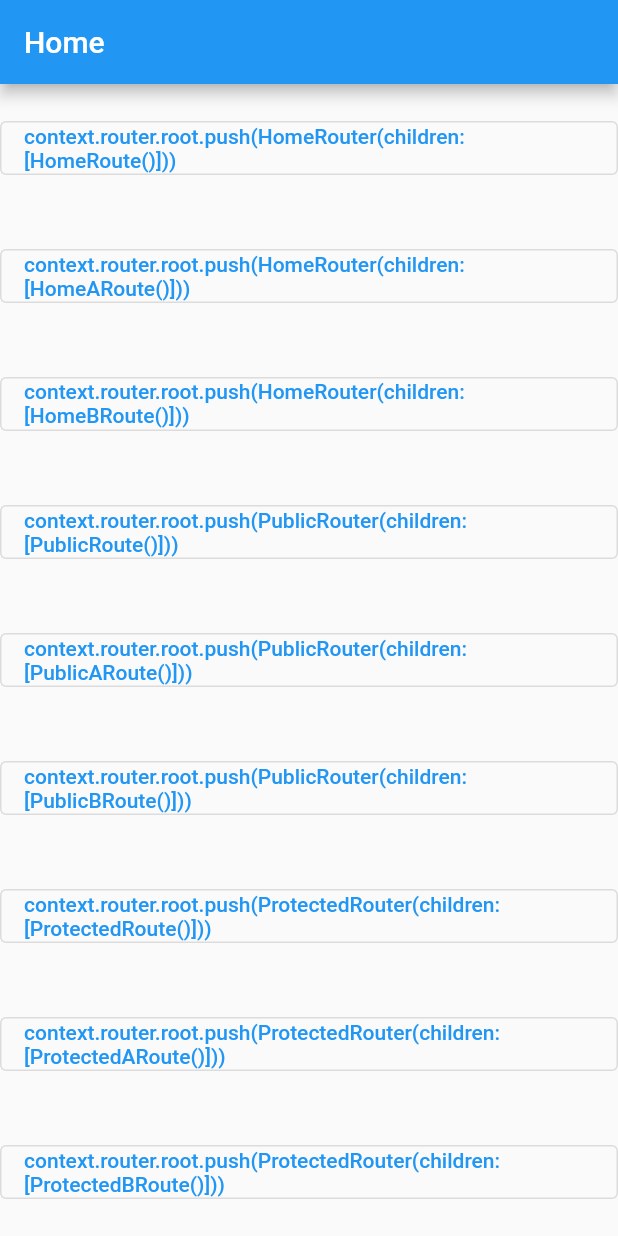
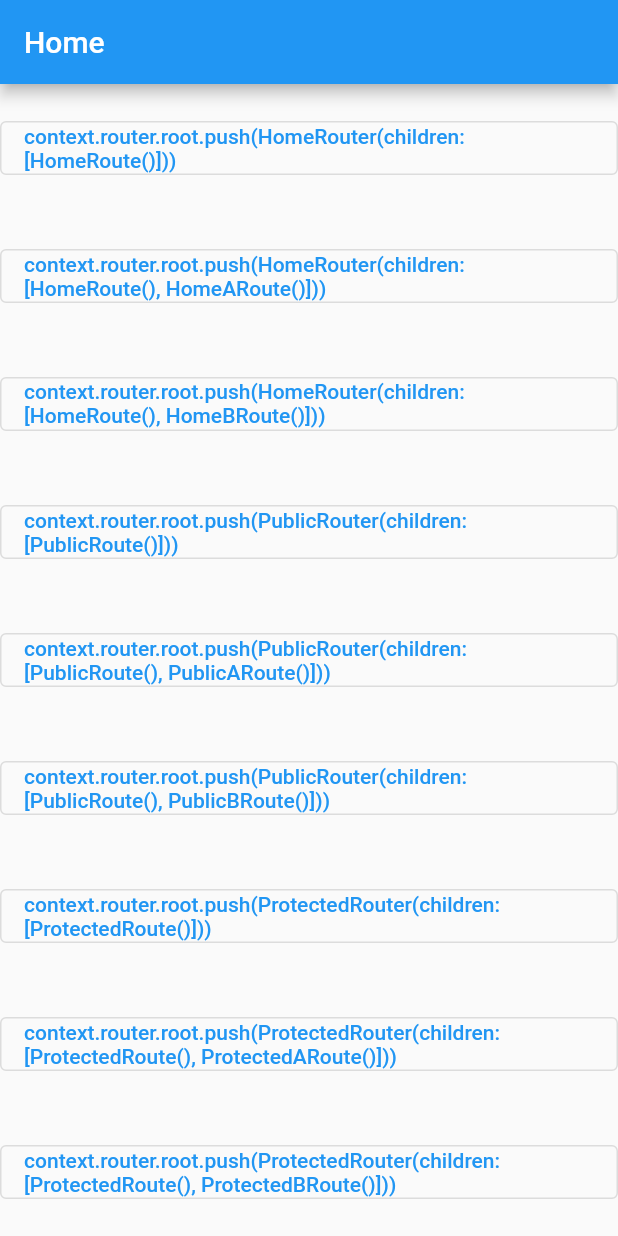
Before and after one commit to nguyenxndaidev/auto_route_example, a Flutter app: the screen it shows after launch, on a phone screen of 412 x 824 dp. Run offline on Flutter 3.47's test engine with Material 2 defaults, Android fonts, the light colour scheme and no system bars; our stand-ins replace auto_route; generated files the repository leaves out were written again.

Commit message:
push with hierarchy stack

```diff
--- a/lib/widgets.dart
+++ b/lib/widgets.dart
@@ -18,16 +18,16 @@ class NavigationButtons extends StatelessWidget {
               'context.router.root.push(HomeRouter(children: [HomeRoute()]))'),
         ),
         OutlinedButton(
-          onPressed: () =>
-              context.router.root.push(HomeRouter(children: [HomeARoute()])),
+          onPressed: () => context.router.root
+              .push(HomeRouter(children: [HomeRoute(), HomeARoute()])),
           child: Text(
-              'context.router.root.push(HomeRouter(children: [HomeARoute()]))'),
+              'context.router.root.push(HomeRouter(children: [HomeRoute(), HomeARoute()]))'),
         ),
         OutlinedButton(
-          onPressed: () =>
-              context.router.root.push(HomeRouter(children: [HomeBRoute()])),
+          onPressed: () => context.router.root
+              .push(HomeRouter(children: [HomeRoute(), HomeBRoute()])),
           child: Text(
-              'context.router.root.push(HomeRouter(children: [HomeBRoute()]))'),
+              'context.router.root.push(HomeRouter(children: [HomeRoute(), HomeBRoute()]))'),
         ),
         OutlinedButton(
           onPressed: () =>
@@ -37,15 +37,15 @@ class NavigationButtons extends StatelessWidget {
         ),
         OutlinedButton(
           onPressed: () => context.router.root
-              .push(PublicRouter(children: [PublicARoute()])),
+              .push(PublicRouter(children: [PublicRoute(), PublicARoute()])),
           child: Text(
-              'context.router.root.push(PublicRouter(children: [PublicARoute()]))'),
+              'context.router.root.push(PublicRouter(children: [PublicRoute(), PublicARoute()]))'),
         ),
         OutlinedButton(
           onPressed: () => context.router.root
-              .push(PublicRouter(children: [PublicBRoute()])),
+              .push(PublicRouter(children: [PublicRoute(), PublicBRoute()])),
           child: Text(
-              'context.router.root.push(PublicRouter(children: [PublicBRoute()]))'),
+              'context.router.root.push(PublicRouter(children: [PublicRoute(), PublicBRoute()]))'),
         ),
         OutlinedButton(
           onPressed: () => context.router.root
@@ -54,16 +54,16 @@ class NavigationButtons extends StatelessWidget {
               'context.router.root.push(ProtectedRouter(children: [ProtectedRoute()]))'),
         ),
         OutlinedButton(
-          onPressed: () => context.router.root
-              .push(ProtectedRouter(children: [ProtectedARoute()])),
+          onPressed: () => context.router.root.push(
+              ProtectedRouter(children: [ProtectedRoute(), ProtectedARoute()])),
           child: Text(
-              'context.router.root.push(ProtectedRouter(children: [ProtectedARoute()]))'),
+              'context.router.root.push(ProtectedRouter(children: [ProtectedRoute(), ProtectedARoute()]))'),
         ),
         OutlinedButton(
-          onPressed: () => context.router.root
-              .push(ProtectedRouter(children: [ProtectedBRoute()])),
+          onPressed: () => context.router.root.push(
+              ProtectedRouter(children: [ProtectedRoute(), ProtectedBRoute()])),
           child: Text(
-              'context.router.root.push(ProtectedRouter(children: [ProtectedBRoute()]))'),
+              'context.router.root.push(ProtectedRouter(children: [ProtectedRoute(), ProtectedBRoute()]))'),
         ),
       ],
     );
```
